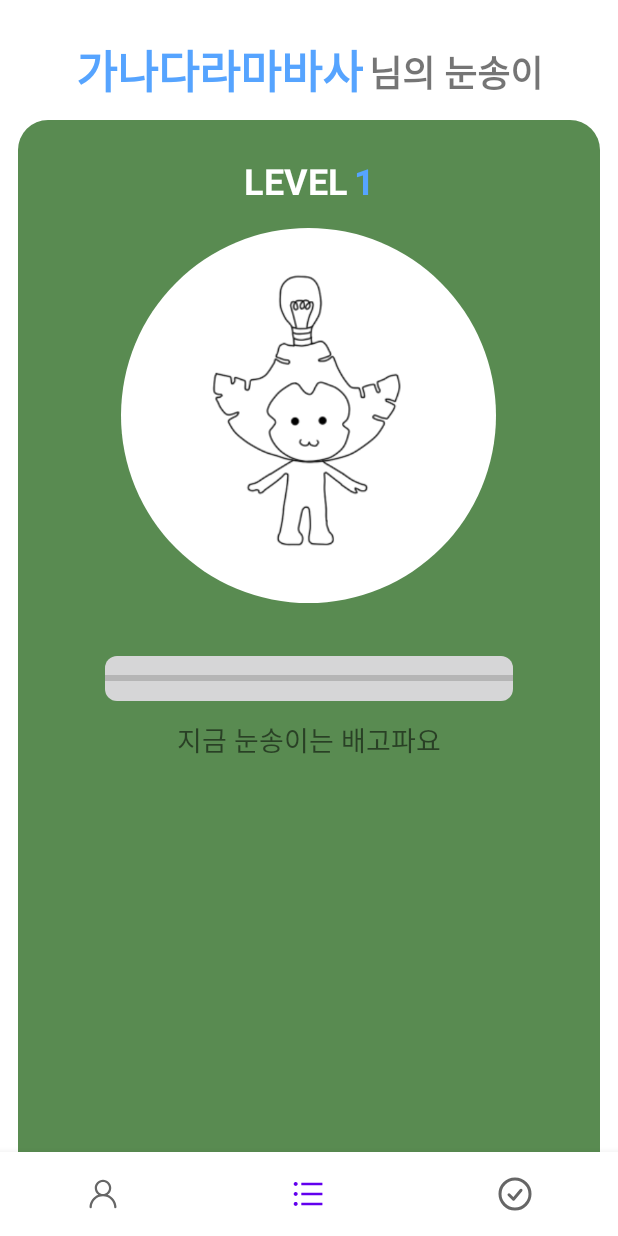
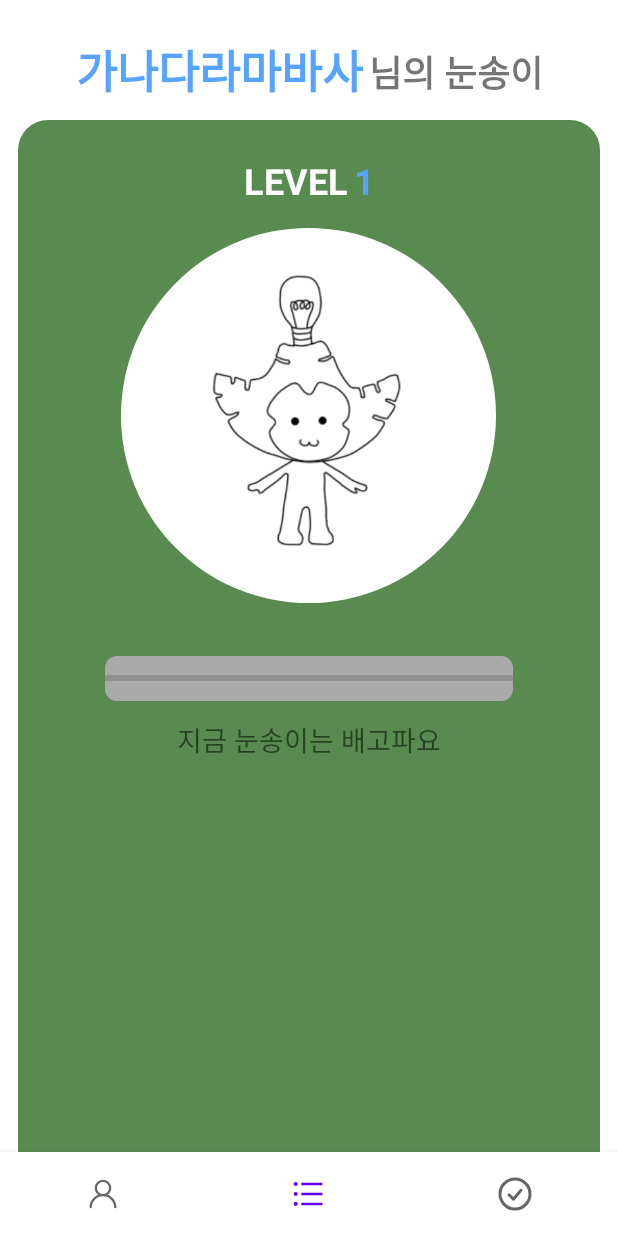
Before and after one commit to mdb1217/Quesookt, an Android app: the fragment CharacterFragment placed in its activity, on a phone screen of 412 x 824 dp. Run offline under Robolectric (Android 15) with nearby library versions, the phone set to English and light mode, and no system bars; our stand-ins replace data binding.

Commit message:
[ADD] #9 Characters

```diff
--- a/app/src/main/res/drawable/pb_drawable.xml
+++ b/app/src/main/res/drawable/pb_drawable.xml
@@ -4,7 +4,7 @@
     <item android:id="@android:id/background">
         <shape>
             <corners android:radius="8dp" />
-            <solid android:color="@color/light_gray" />
+            <solid android:color="#AAA" />
         </shape>
     </item>
 
@@ -12,7 +12,7 @@
         <clip>
             <shape>
                 <corners android:radius="8dp" />
-                <solid android:color="@color/main_sky" />
+                <solid android:color="#56A4FF" />
             </shape>
         </clip>
     </item>
```
Also changed, not shown: app/src/main/res/drawable/img_jnoonsong1.png (added), app/src/main/res/drawable/img_jnoonsong2.png (added), app/src/main/res/drawable/img_jnoonsong3.png (added), app/src/main/res/drawable/img_lnoonsong1.png (added), app/src/main/res/drawable/img_lnoonsong2.png (added), app/src/main/res/drawable/img_lnoonsong3.png (added), app/src/main/res/drawable/img_pnoonsong1.png (added), app/src/main/res/drawable/img_pnoonsong2.png (added), app/src/main/res/drawable/img_pnoonsong3.png (added), app/src/main/res/drawable/img_snoonsong1.png (added), app/src/main/res/drawable/img_snoonsong2.png (added), app/src/main/res/drawable/img_snoonsong3.png (added).
